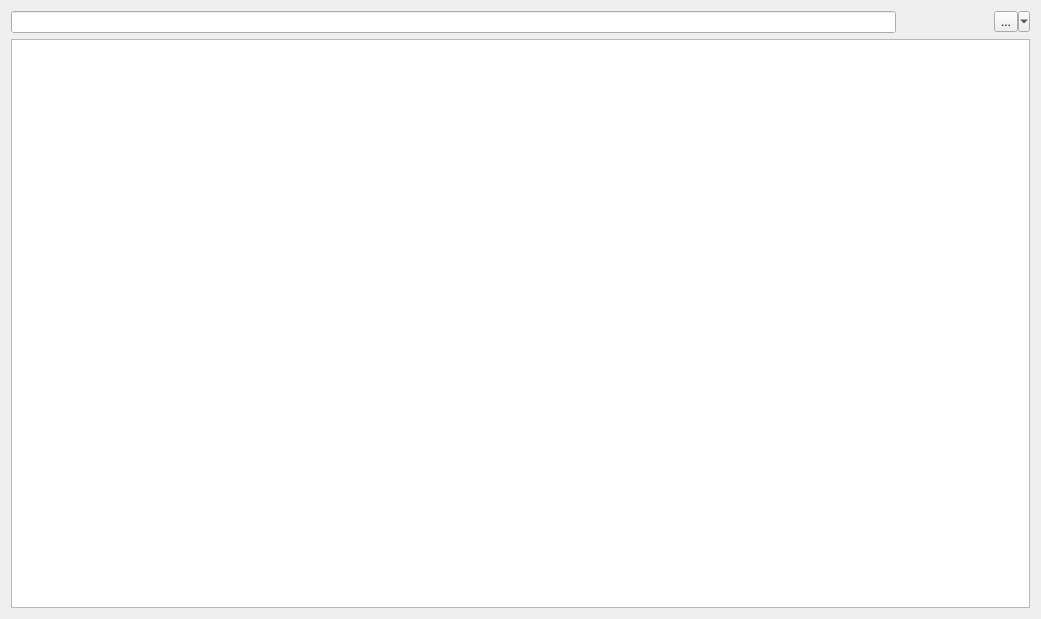
The window that ui/FilePage.ui (saturneric/GpgFrontend) describes before a commit, drawn with Qt 5.
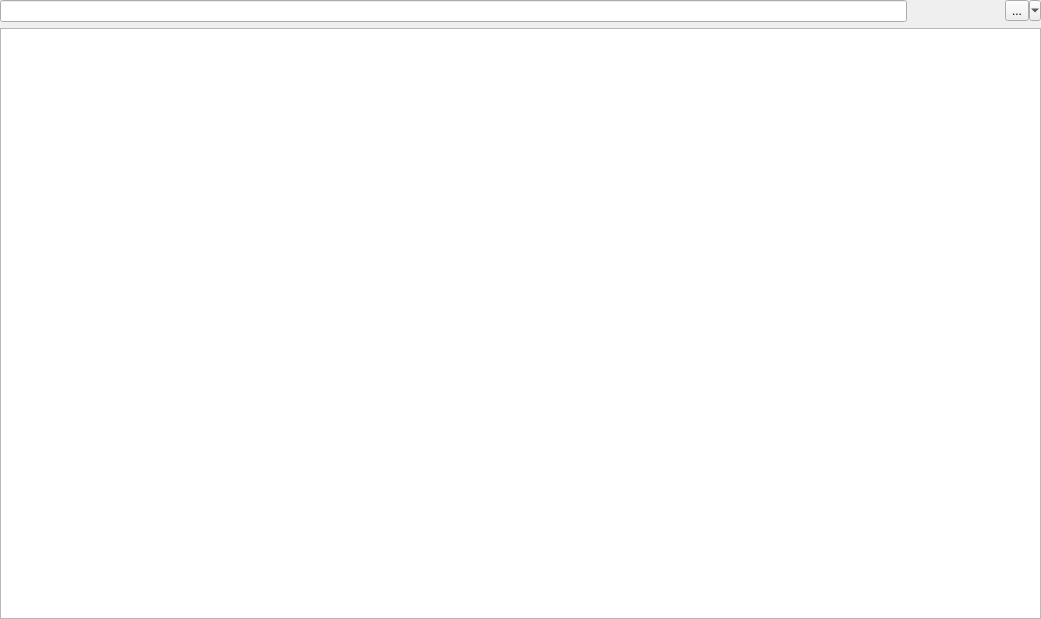
The same window after the commit. Icons and pictures are not drawn.

The edit to the form file:
```diff
--- a/ui/FilePage.ui
+++ b/ui/FilePage.ui
@@ -26,6 +26,21 @@
    <string>Form</string>
   </property>
   <layout class="QGridLayout" name="gridLayout">
+   <property name="leftMargin">
+    <number>0</number>
+   </property>
+   <property name="topMargin">
+    <number>0</number>
+   </property>
+   <property name="rightMargin">
+    <number>0</number>
+   </property>
+   <property name="bottomMargin">
+    <number>0</number>
+   </property>
+   <property name="spacing">
+    <number>6</number>
+   </property>
    <item row="0" column="0">
     <layout class="QVBoxLayout" name="verticalLayout">
      <property name="sizeConstraint">
```
